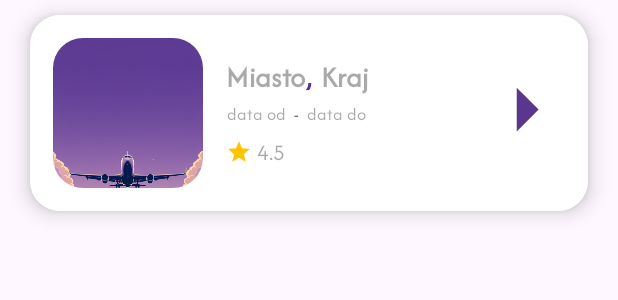
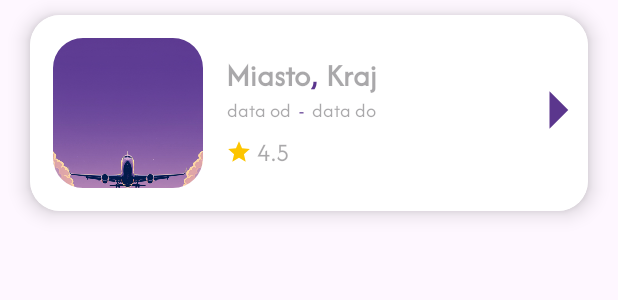
Before and after one commit to OlgaKakhnovich/Travel-App, an Android app: the layout list_item.xml on its own in the app's theme, with its tools: preview values and no code run, on a phone screen of 412 x 824 dp. Shown: the top 300 px of the screen. Run offline under Robolectric (Android 15) with nearby library versions, the phone set to English and light mode, and no system bars.

Commit message:
List item popr

```diff
--- a/app/src/main/res/layout/list_item.xml
+++ b/app/src/main/res/layout/list_item.xml
@@ -32,7 +32,7 @@
             android:layout_width="wrap_content"
             android:layout_height="wrap_content"
             android:orientation="vertical"
-            android:layout_marginTop="28dp">
+            android:layout_marginTop="26dp">
 
         <LinearLayout
             android:layout_marginLeft="15dp"
@@ -47,7 +47,7 @@
                 android:hint="Miasto"
                 android:fontFamily="@font/afacad"
                 android:textColor="@color/purple_dark"
-                android:textSize="20sp"
+                android:textSize="21sp"
                 android:textStyle="bold" />
 
 
@@ -60,7 +60,7 @@
                 android:text=","
                 android:fontFamily="@font/afacad"
                 android:textStyle="bold"
-                android:textSize="20sp" />
+                android:textSize="21sp" />
 
 
             <TextView
@@ -72,7 +72,7 @@
                 android:fontFamily="@font/afacad"
                 android:hint="Kraj"
                 android:textStyle="bold"
-                android:textSize="20sp"/>
+                android:textSize="21sp"/>
 
         </LinearLayout>
 
@@ -80,7 +80,7 @@
             android:layout_marginLeft="16dp"
             android:layout_width="wrap_content"
             android:layout_height="wrap_content"
-            android:layout_marginTop="3dp"
+            android:layout_marginTop="0dp"
             android:gravity="center">
 
             <TextView
@@ -90,7 +90,7 @@
                 android:layout_height="wrap_content"
                 android:hint="data od"
                 android:textColor="@color/purple_dark"
-                android:textSize="12sp"
+                android:textSize="13sp"
                />
 
 
@@ -103,7 +103,7 @@
                 android:fontFamily="@font/afacad"
                 android:textColor="@color/purple_dark"
                 android:text="-"
-                android:textSize="12sp" />
+                android:textSize="13sp" />
 
 
             <TextView
@@ -113,7 +113,7 @@
                 android:textColor="@color/purple_dark"
                 android:hint="data do"
                 android:fontFamily="@font/afacad"
-                android:textSize="12sp"/>
+                android:textSize="13sp"/>
 
         </LinearLayout>
 
@@ -139,7 +139,7 @@
                 android:paddingLeft="3dp"
                 android:hint="4.5"
                 android:textColor="@color/purple_dark"
-                android:textSize="15sp"
+                android:textSize="17sp"
                 />
 
         </LinearLayout>
@@ -147,10 +147,10 @@
         </LinearLayout>
 
         <ImageView
-            android:layout_width="70dp"
-            android:layout_height="70dp"
-            android:layout_marginTop="28dp"
-            android:layout_marginLeft="70dp"
+            android:layout_width="60dp"
+            android:layout_height="60dp"
+            android:layout_marginTop="33dp"
+            android:layout_marginLeft="90dp"
             android:src="@drawable/baseline_arrow_right_24" />
 
 
```
